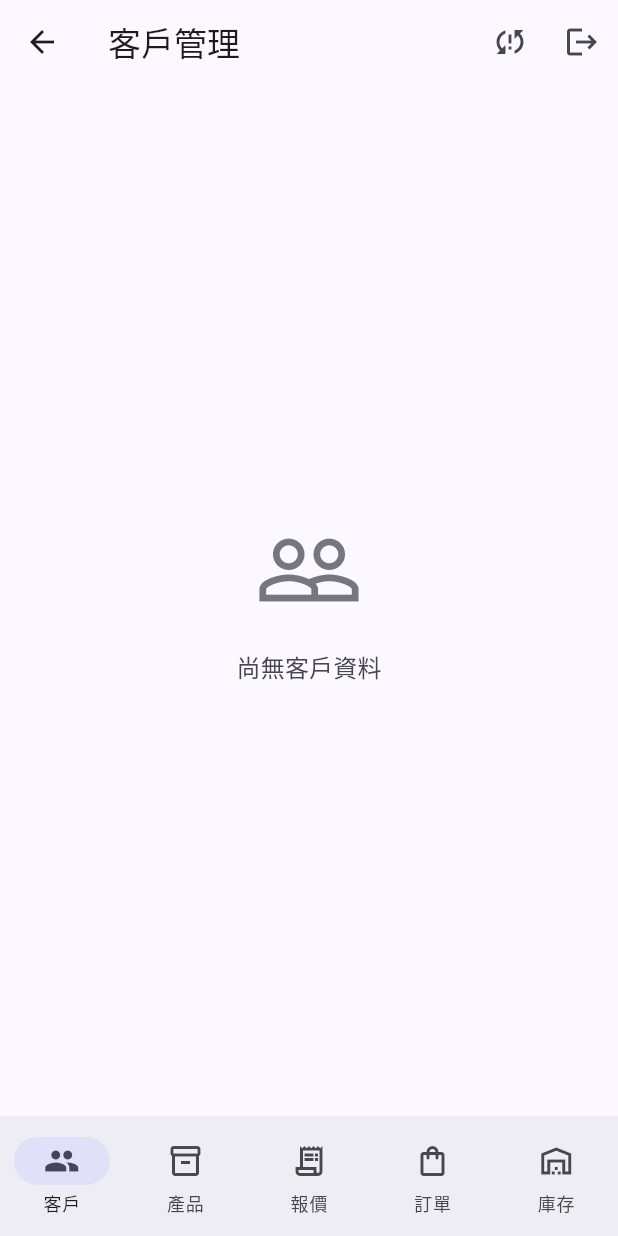
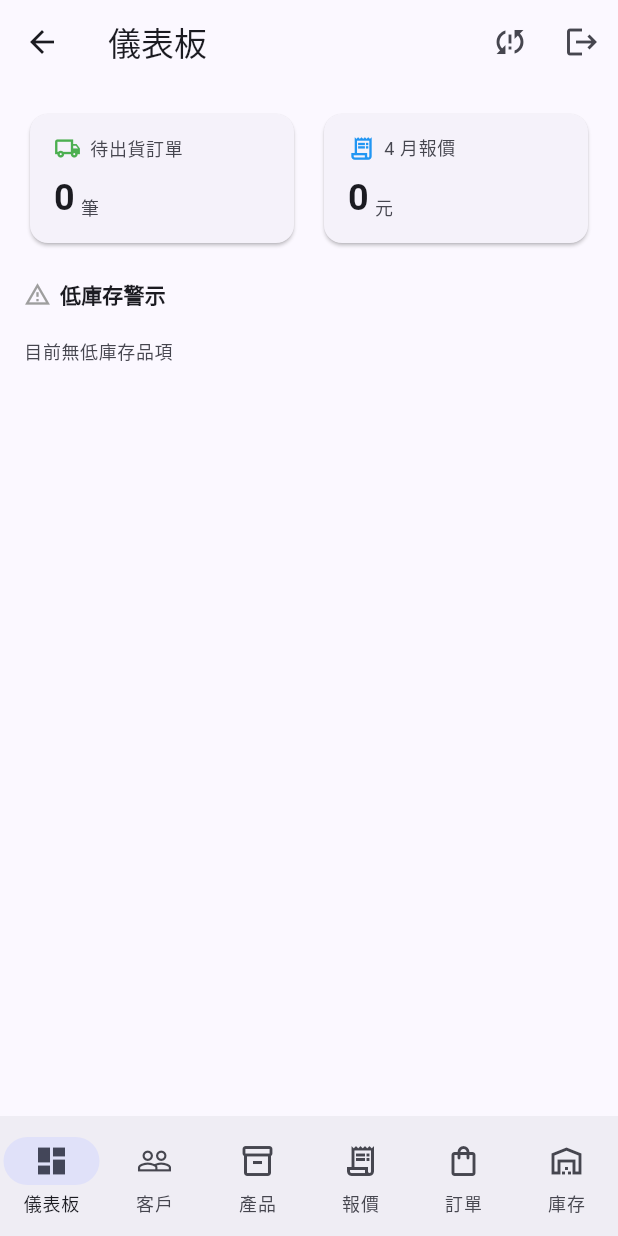
Before and after one commit to AH431/NJ_Stream_ERP, a Flutter app: the HomeScreen screen opened directly, after a tap on the "cloud upload" icon, on a phone screen of 412 x 824 dp. Run offline on Flutter 3.47's test engine with Material 3 defaults, Android fonts, the phone set to English and light mode, and no system bars; our stand-ins replace decimal, dio, drift, flutter_secure_storage, jwt_decoder; accounts and stored records are empty; generated files the repository leaves out were written again; network calls fail.

Commit message:
feat(frontend): Issue #15 — 簡易儀表板實作
- 新增 DashboardScreen（Tab 0）：待出貨訂單數、本月報價總額、低庫存警示
- DAO 新增：watchConfirmedOrderCount / watchCurrentMonthQuotationTotal / watchLowStockItems
- main.dart：插入 Dashboard 為首頁，原有 5 個 Tab index +1

Co-Authored-By: Claude Sonnet 4.6 <noreply@anthropic.com>

```diff
--- a/packages/frontend/lib/database/dao/inventory_items_dao.dart
+++ b/packages/frontend/lib/database/dao/inventory_items_dao.dart
@@ -14,10 +14,61 @@
 import 'package:drift/drift.dart';
 import '../database.dart';
 
+/// 低庫存快照（Dashboard 用）
+/// available = onHand - reserved
+class LowStockItem {
+  final int productId;
+  final String productName;
+  final String sku;
+  final int onHand;
+  final int reserved;
+  final int minStockLevel;
+
+  const LowStockItem({
+    required this.productId,
+    required this.productName,
+    required this.sku,
+    required this.onHand,
+    required this.reserved,
+    required this.minStockLevel,
+  });
+
+  int get available => onHand - reserved;
+}
+
 extension InventoryItemsDao on AppDatabase {
   // --------------------------------------------------------------------------
   // Read
   // --------------------------------------------------------------------------
+
+  /// 監聽低庫存品項（供 Dashboard 使用）
+  /// 條件：minStockLevel > 0 且 (onHand - reserved) <= minStockLevel
+  /// 以 JOIN products 取得產品名稱與 SKU，在 Dart 層套用可出貨量過濾
+  Stream<List<LowStockItem>> watchLowStockItems() {
+    final query = select(inventoryItems).join([
+      innerJoin(products, products.id.equalsExp(inventoryItems.productId)),
+    ])
+      ..where(inventoryItems.minStockLevel.isBiggerThanValue(0))
+      ..orderBy([OrderingTerm.asc(inventoryItems.productId)]);
+
+    return query.watch().map((rows) {
+      return rows
+          .map((row) {
+            final inv = row.readTable(inventoryItems);
+            final prd = row.readTable(products);
+            return LowStockItem(
+              productId: inv.productId,
+              productName: prd.name,
+              sku: prd.sku,
+              onHand: inv.quantityOnHand,
+              reserved: inv.quantityReserved,
+              minStockLevel: inv.minStockLevel,
+            );
+          })
+          .where((item) => item.available <= item.minStockLevel)
+          .toList();
+    });
+  }
 
   /// 監聽所有庫存快照（供庫存列表 UI 使用）
   /// 依 productId 升序排列，便於搭配產品列表對照
--- a/packages/frontend/lib/database/dao/quotation_dao.dart
+++ b/packages/frontend/lib/database/dao/quotation_dao.dart
@@ -82,6 +82,25 @@ extension QuotationDao on AppDatabase {
   // Read
   // --------------------------------------------------------------------------
 
+  /// 監聽本月報價總額（含稅，供 Dashboard 使用）
+  /// 條件：deletedAt IS NULL，createdAt >= 本月第一天
+  /// totalAmount 為 Decimal 字串，在 Dart 層加總
+  Stream<Decimal> watchCurrentMonthQuotationTotal() {
+    final now = DateTime.now();
+    final firstDayOfMonth = DateTime(now.year, now.month);
+
+    final firstDayIso = firstDayOfMonth.toIso8601String();
+    return (select(quotations)
+          ..where((t) =>
+              t.deletedAt.isNull() &
+              t.createdAt.isBiggerOrEqualValue(firstDayIso)))
+        .watch()
+        .map((rows) => rows.fold(
+              Decimal.zero,
+              (sum, q) => sum + q.totalAmount,
+            ));
+  }
+
   /// 監聽未軟刪除的報價清單，依 updatedAt 降序排列。
   Stream<List<Quotation>> watchActiveQuotations() {
     return (select(quotations)
--- a/packages/frontend/lib/database/dao/sales_order_dao.dart
+++ b/packages/frontend/lib/database/dao/sales_order_dao.dart
@@ -14,6 +14,17 @@ extension SalesOrderDao on AppDatabase {
   // --------------------------------------------------------------------------
   // Read
   // --------------------------------------------------------------------------
+
+  /// 監聽待出貨訂單數（status = confirmed，供 Dashboard 使用）
+  Stream<int> watchConfirmedOrderCount() {
+    final countExp = salesOrders.id.count();
+    return (selectOnly(salesOrders)
+          ..addColumns([countExp])
+          ..where(salesOrders.status.equals('confirmed') &
+              salesOrders.deletedAt.isNull()))
+        .watchSingle()
+        .map((row) => row.read(countExp) ?? 0);
+  }
 
   /// 監聽所有未軟刪除的銷售訂單（供 SalesOrderListScreen 使用）
   /// 依 updatedAt 降序（最近異動的排前面）
--- /dev/null
+++ b/packages/frontend/lib/features/dashboard/dashboard_screen.dart
@@ -0,0 +1,321 @@
+// ==============================================================================
+// DashboardScreen — 簡易儀表板（Issue #15）
+//
+// PRD §4.3 規格（已凍結）：
+//   1. 待出貨訂單數（status = confirmed）
+//   2. 低庫存產品列表（available <= minStockLevel，minStockLevel > 0）
+//   3. 本月報價總額（含稅）
+//
+// 設計原則：
+//   - 全部資料來自本地 Drift 查詢（StreamBuilder），離線可用
+//   - Pull-to-refresh 觸發 sync.pullData() 更新本地快照
+//   - 狀態標籤：Row(Icon + Text)，無外框無背景（UI 規範）
+// ==============================================================================
+
+import 'package:decimal/decimal.dart';
+import 'package:flutter/material.dart';
+import 'package:provider/provider.dart';
+
+import '../../database/database.dart';
+import '../../database/dao/sales_order_dao.dart';
+import '../../database/dao/inventory_items_dao.dart';
+import '../../database/dao/quotation_dao.dart';
+import '../../providers/sync_provider.dart';
+
+class DashboardScreen extends StatelessWidget {
+  const DashboardScreen({super.key});
+
+  @override
+  Widget build(BuildContext context) {
+    final db   = context.read<AppDatabase>();
+    final sync = context.read<SyncProvider>();
+
+    return RefreshIndicator(
+      onRefresh: () => sync.pullData(),
+      child: ListView(
+        physics: const AlwaysScrollableScrollPhysics(),
+        padding: const EdgeInsets.all(16),
+        children: [
+          // ── 上方：兩個摘要 Card 並排 ─────────────────────────────────────
+          Row(
+            children: [
+              Expanded(child: _ConfirmedOrderCard(db: db)),
+              const SizedBox(width: 12),
+              Expanded(child: _MonthlyQuotationCard(db: db)),
+            ],
+          ),
+          const SizedBox(height: 20),
+          // ── 低庫存列表 ────────────────────────────────────────────────────
+          _LowStockSection(db: db),
+        ],
+      ),
+    );
+  }
+}
+
+// ==============================================================================
+// 待出貨訂單數 Card
+// ==============================================================================
+
+class _ConfirmedOrderCard extends StatelessWidget {
+  final AppDatabase db;
+  const _ConfirmedOrderCard({required this.db});
+
+  @override
+  Widget build(BuildContext context) {
+    return StreamBuilder<int>(
+      stream: db.watchConfirmedOrderCount(),
+      builder: (context, snapshot) {
+        final count = snapshot.data ?? 0;
+        return _SummaryCard(
+          icon: Icons.local_shipping_outlined,
+          iconColor: count > 0 ? Colors.orange : Colors.green,
+          label: '待出貨訂單',
+          value: '$count',
+          unit: '筆',
+        );
+      },
+    );
+  }
+}
+
+// ==============================================================================
+// 本月報價總額 Card
+// ==============================================================================
+
+class _MonthlyQuotationCard extends StatelessWidget {
+  final AppDatabase db;
+  const _MonthlyQuotationCard({required this.db});
+
+  @override
+  Widget build(BuildContext context) {
+    final now = DateTime.now();
+    final monthLabel = '${now.month} 月報價';
+
+    return StreamBuilder<Decimal>(
+      stream: db.watchCurrentMonthQuotationTotal(),
+      builder: (context, snapshot) {
+        final total = snapshot.data ?? Decimal.zero;
+        // 格式化：整數部分加千分位
+        final formatted = _formatDecimal(total);
+        return _SummaryCard(
+          icon: Icons.receipt_long_outlined,
+          iconColor: Colors.blue,
+          label: monthLabel,
+          value: formatted,
+          unit: '元',
+        );
+      },
+    );
+  }
+
+  String _formatDecimal(Decimal d) {
+    final intPart = d.truncate().toBigInt().toString();
+    // 千分位
+    final buffer = StringBuffer();
+    for (int i = 0; i < intPart.length; i++) {
+      if (i > 0 && (intPart.length - i) % 3 == 0) buffer.write(',');
+      buffer.write(intPart[i]);
+    }
+    return buffer.toString();
+  }
+}
+
+// ==============================================================================
+// 共用摘要 Card Widget
+// ==============================================================================
+
+class _SummaryCard extends StatelessWidget {
+  final IconData icon;
+  final Color iconColor;
+  final String label;
+  final String value;
+  final String unit;
+
+  const _SummaryCard({
+    required this.icon,
+    required this.iconColor,
+    required this.label,
+    required this.value,
+    required this.unit,
+  });
+
+  @override
+  Widget build(BuildContext context) {
+    return Card(
+      child: Padding(
+        padding: const EdgeInsets.symmetric(horizontal: 16, vertical: 14),
+        child: Column(
+          crossAxisAlignment: CrossAxisAlignment.start,
+          children: [
+            Row(
+              children: [
+                Icon(icon, size: 18, color: iconColor),
+                const SizedBox(width: 6),
+                Expanded(
+                  child: Text(
+                    label,
+                    style: Theme.of(context).textTheme.bodySmall?.copyWith(
+                          color: Theme.of(context).colorScheme.onSurfaceVariant,
+                        ),
+                    overflow: TextOverflow.ellipsis,
+                  ),
+                ),
+              ],
+            ),
+            const SizedBox(height: 8),
+            Row(
+              crossAxisAlignment: CrossAxisAlignment.end,
+              children: [
+                Text(
+                  value,
+                  style: Theme.of(context).textTheme.headlineSmall?.copyWith(
+                        fontWeight: FontWeight.bold,
+                      ),
+                ),
+                const SizedBox(width: 4),
+                Padding(
+                  padding: const EdgeInsets.only(bottom: 2),
+                  child: Text(
+                    unit,
+                    style: Theme.of(context).textTheme.bodySmall?.copyWith(
+                          color: Theme.of(context).colorScheme.onSurfaceVariant,
+                        ),
+                  ),
+                ),
+              ],
+            ),
+          ],
+        ),
+      ),
+    );
+  }
+}
+
+// ==============================================================================
+// 低庫存列表區塊
+// ==============================================================================
+
+class _LowStockSection extends StatelessWidget {
+  final AppDatabase db;
+  const _LowStockSection({required this.db});
+
+  @override
+  Widget build(BuildContext context) {
+    return StreamBuilder<List<LowStockItem>>(
+      stream: db.watchLowStockItems(),
+      builder: (context, snapshot) {
+        final items = snapshot.data ?? [];
+
+        return Column(
+          crossAxisAlignment: CrossAxisAlignment.start,
+          children: [
+            // 標題列
+            Row(
+              children: [
+                Icon(
+                  Icons.warning_amber_outlined,
+                  size: 18,
+                  color: items.isEmpty ? Colors.grey : Colors.orange,
+                ),
+                const SizedBox(width: 6),
+                Text(
+                  '低庫存警示',
+                  style: Theme.of(context).textTheme.titleSmall?.copyWith(
+                        fontWeight: FontWeight.w600,
+                      ),
+                ),
+                const SizedBox(width: 8),
+                if (items.isNotEmpty)
+                  Text(
+                    '${items.length} 項',
+                    style: Theme.of(context).textTheme.bodySmall?.copyWith(
+                          color: Colors.orange,
+                        ),
+                  ),
+              ],
+            ),
+            const SizedBox(height: 8),
+
+            // 無低庫存
+            if (items.isEmpty)
+              Padding(
+                padding: const EdgeInsets.symmetric(vertical: 12),
+                child: Text(
+                  '目前無低庫存品項',
+                  style: Theme.of(context).textTheme.bodySmall?.copyWith(
+                        color: Theme.of(context).colorScheme.onSurfaceVariant,
+                      ),
+                ),
+              )
+            else
+              ...items.map((item) => _LowStockTile(item: item)),
+          ],
+        );
+      },
+    );
+  }
+}
+
+class _LowStockTile extends StatelessWidget {
+  final LowStockItem item;
+  const _LowStockTile({required this.item});
+
+  @override
+  Widget build(BuildContext context) {
+    final shortage = item.minStockLevel - item.available;
+
+    return Card(
+      margin: const EdgeInsets.only(bottom: 8),
+      child: Padding(
+        padding: const EdgeInsets.symmetric(horizontal: 14, vertical: 10),
+        child: Row(
+          children: [
+            // 產品資訊
+            Expanded(
+              child: Column(
+                crossAxisAlignment: CrossAxisAlignment.start,
+                children: [
+                  Text(
+                    item.productName,
+                    style: const TextStyle(fontWeight: FontWeight.w600, fontSize: 14),
+                  ),
+                  const SizedBox(height: 2),
+                  Text(
+                    item.sku,
+                    style: Theme.of(context).textTheme.bodySmall?.copyWith(
+                          color: Theme.of(context).colorScheme.onSurfaceVariant,
+                        ),
+                  ),
+                ],
+              ),
+            ),
+            // 庫存數字
+            Column(
+              crossAxisAlignment: CrossAxisAlignment.end,
+              children: [
+                Row(
+                  children: [
+                    const Icon(Icons.inventory_2_outlined, size: 13, color: Colors.orange),
+                    const SizedBox(width: 4),
+                    Text(
+                      '可出貨 ${item.available}',
+                      style: const TextStyle(fontSize: 12, color: Colors.orange, fontWeight: FontWeight.w600),
+                    ),
+                  ],
+                ),
+                const SizedBox(height: 2),
+                Text(
+                  '安全庫存 ${item.minStockLevel}　缺 $shortage',
+                  style: Theme.of(context).textTheme.bodySmall?.copyWith(
+                        color: Theme.of(context).colorScheme.onSurfaceVariant,
+                      ),
+                ),
+              ],
+            ),
+          ],
+        ),
+      ),
+    );
+  }
+}
--- a/packages/frontend/lib/main.dart
+++ b/packages/frontend/lib/main.dart
@@ -13,6 +13,7 @@ import 'features/quotations/quotation_list_screen.dart';
 import 'features/sales_orders/sales_order_list_screen.dart';
 import 'features/inventory/inventory_list_screen.dart';
 import 'features/inventory/stock_in_dialog.dart';
+import 'features/dashboard/dashboard_screen.dart';
 import 'features/auth/login_screen.dart';
 import 'providers/sync_provider.dart';
 
@@ -106,7 +107,7 @@ class HomeScreen extends StatefulWidget {
 class _HomeScreenState extends State<HomeScreen> {
   int _selectedIndex = 0;
 
-  static const _titles = ['客戶管理', '產品管理', '報價管理', '訂單管理', '庫存查詢'];
+  static const _titles = ['儀表板', '客戶管理', '產品管理', '報價管理', '訂單管理', '庫存查詢'];
 
   @override
   Widget build(BuildContext context) {
@@ -153,6 +154,7 @@ class _HomeScreenState extends State<HomeScreen> {
       body: IndexedStack(
         index: _selectedIndex,
         children: const [
+          DashboardScreen(),
           CustomerListScreen(),
           ProductListScreen(),
           QuotationListScreen(),
@@ -167,6 +169,11 @@ class _HomeScreenState extends State<HomeScreen> {
         selectedIndex: _selectedIndex,
         onDestinationSelected: (i) => setState(() => _selectedIndex = i),
         destinations: const [
+          NavigationDestination(
+            icon: Icon(Icons.dashboard_outlined),
+            selectedIcon: Icon(Icons.dashboard),
+            label: '儀表板',
+          ),
           NavigationDestination(
             icon: Icon(Icons.people_outline),
             selectedIcon: Icon(Icons.people),
@@ -197,21 +204,9 @@ class _HomeScreenState extends State<HomeScreen> {
     );
   }
 
-  // + 在左、主圖示在右，並排同高，對齊 person_add_outlined 的視覺語言
-  Widget _addBadgeIcon(IconData base) {
-    return Row(
-      mainAxisSize: MainAxisSize.min,
-      crossAxisAlignment: CrossAxisAlignment.center,
-      children: [
-        const Icon(Icons.add, size: 12),
-        Icon(base, size: 12),
-      ],
-    );
-  }
-
   // FAB 按角色與現作 tab 動態顯示
   Widget? _buildFab(BuildContext context, String role) {
-    if (_selectedIndex == 0 && (role == 'sales' || role == 'admin')) {
+    if (_selectedIndex == 1 && (role == 'sales' || role == 'admin')) {
       return FloatingActionButton(
         heroTag: 'fab_customer',
         onPressed: () => Navigator.push(
@@ -222,7 +217,7 @@ class _HomeScreenState extends State<HomeScreen> {
         child: const Icon(Icons.person_add_outlined),
       );
     }
-    if (_selectedIndex == 1 && role == 'admin') {
+    if (_selectedIndex == 2 && role == 'admin') {
       return FloatingActionButton(
         heroTag: 'fab_product',
         onPressed: () => Navigator.push(
@@ -233,7 +228,7 @@ class _HomeScreenState extends State<HomeScreen> {
         child: const Icon(Icons.library_add_outlined),
       );
     }
-    if (_selectedIndex == 2 && (role == 'sales' || role == 'admin')) {
+    if (_selectedIndex == 3 && (role == 'sales' || role == 'admin')) {
       return FloatingActionButton(
         heroTag: 'fab_quotation',
         onPressed: () => Navigator.push(
@@ -244,7 +239,7 @@ class _HomeScreenState extends State<HomeScreen> {
         child: const Icon(Icons.note_add_outlined),
       );
     }
-    if (_selectedIndex == 4 && (role == 'warehouse' || role == 'admin')) {
+    if (_selectedIndex == 5 && (role == 'warehouse' || role == 'admin')) {
       return FloatingActionButton(
         heroTag: 'fab_stock_in',
         onPressed: () async {
```
